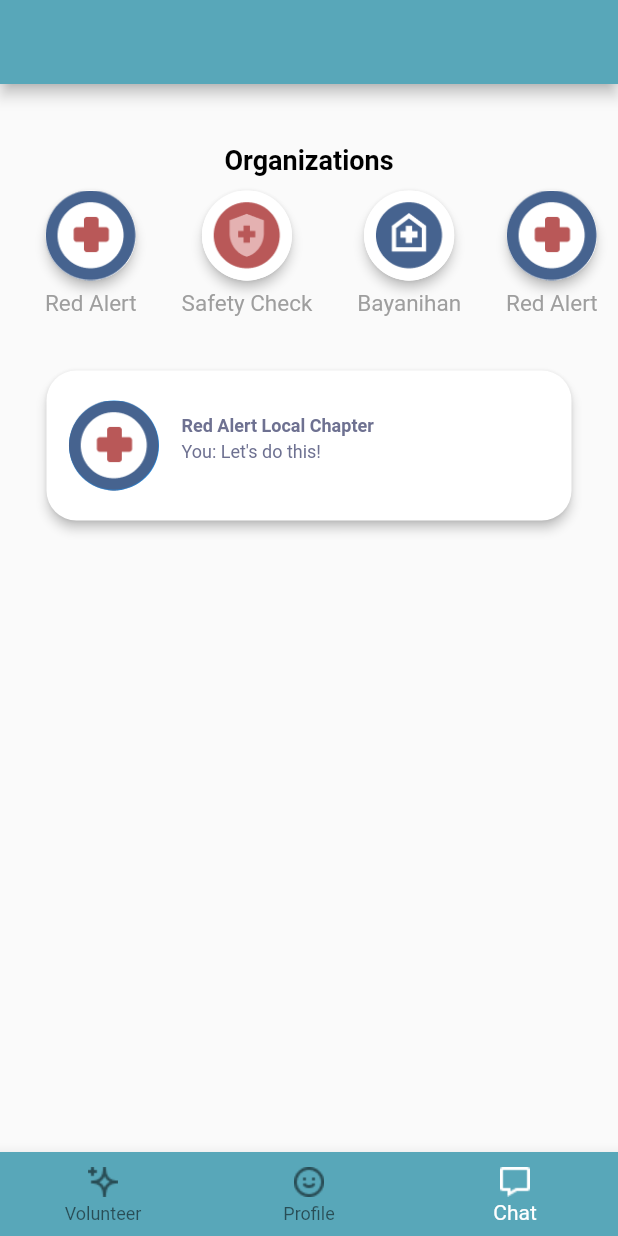
After one commit to EruelUrsua/HelpJuan, a Flutter app: the screen it shows once a user with an empty profile is signed in, item 3 of the bottom bar chosen, on a phone screen of 412 x 824 dp. The commit adds this screen. Run offline on Flutter 3.47's test engine with Material 2 defaults, Android fonts, the phone set to English and light mode, and no system bars; our stand-ins replace firebase_auth, firebase_core; missing offline and left inert: firebase_ui_auth; accounts and stored records are empty; Roboto replaces fonts that are missing (Questrial).

Commit message:
created chat.dart and chatconvo.dart
pages for chat selection and chat conversations
added navbar images

```diff
--- a/lib/bnav.dart
+++ b/lib/bnav.dart
@@ -1,5 +1,6 @@
 import 'package:flutter/material.dart';
 import 'package:solutions_challenge_app/VolunteeringOpportunities/volunteeringOpportunities.dart';
+import 'package:solutions_challenge_app/chat/chat.dart';
 import 'package:solutions_challenge_app/profile.dart';
 
 class Nav extends StatefulWidget {
@@ -12,6 +13,7 @@ class _NavState extends State<Nav> {
   List<Widget> _widgetOptions = <Widget>[
     VolunteeringOpportunitiesPage(),
     profile(),
+    chatPage(),
   ];
 
   void _onItemTap(int index) {
@@ -32,15 +34,17 @@ class _NavState extends State<Nav> {
             type: BottomNavigationBarType.fixed,
             items: const <BottomNavigationBarItem>[
               BottomNavigationBarItem(
-                icon: Icon(Icons.home),
+                icon: ImageIcon(
+                    AssetImage('assets/images/volunteer_inactive.png')),
                 label: 'Volunteer',
               ),
               BottomNavigationBarItem(
-                icon: Icon(Icons.face),
+                icon:
+                    ImageIcon(AssetImage('assets/images/profile_inactive.png')),
                 label: 'Profile',
               ),
               BottomNavigationBarItem(
-                icon: Icon(Icons.chat_bubble),
+                icon: ImageIcon(AssetImage('assets/images/chat_inactive.png')),
                 label: 'Chat',
               ),
             ],
--- /dev/null
+++ b/lib/chat/chat.dart
@@ -0,0 +1,168 @@
+import 'package:flutter/material.dart';
+
+class chatPage extends StatefulWidget {
+  const chatPage({super.key});
+
+  @override
+  State<chatPage> createState() => _chatPageState();
+}
+
+class _chatPageState extends State<chatPage> {
+  final List<String> items = List.generate(5, (index) => "Item $index");
+  final List<String> name = [
+    'Red Alert',
+    'Safety Check',
+    'Bayanihan',
+    'Red Alert',
+    'Safety Check'
+  ];
+  final List<String> logo = [
+    'assets/images/RedOne.png',
+    'assets/images/SafetyOne.png',
+    'assets/images/BayanihanOne.png',
+    'assets/images/RedOne.png',
+    'assets/images/SafetyOne.png'
+  ];
+
+  @override
+  Widget build(BuildContext context) {
+    return Scaffold(
+      appBar: AppBar(),
+      body: SingleChildScrollView(
+        child: Column(
+          children: [
+            Container(
+              margin: EdgeInsets.only(top: 40),
+              child: Text(
+                'Organizations',
+                style: TextStyle(
+                  fontSize: 18,
+                  fontWeight: FontWeight.bold,
+                  color: Colors.black,
+                  fontFamily: 'Questrial',
+                ),
+              ),
+            ),
+            Container(
+              height: 115.0,
+              child: ListView.builder(
+                padding: EdgeInsets.only(left: 15.0),
+                scrollDirection: Axis.horizontal,
+                itemCount: items.length,
+                itemBuilder: (BuildContext context, int index) {
+                  return Padding(
+                    padding:
+                        EdgeInsets.symmetric(horizontal: 15.0, vertical: 10.0),
+                    child: Column(
+                      children: <Widget>[
+                        GestureDetector(
+                          onTap: () {
+                            // Navigator.push(
+                            //   context,
+                            //   MaterialPageRoute(
+                            //       builder: (context) => OrganizationPage()),
+                            // );
+                          },
+                          child: Material(
+                              child: CircleAvatar(
+                                radius: 30.0,
+                                backgroundColor: Colors.white,
+                                child: Image.asset(logo[index],
+                                    fit: BoxFit.contain),
+                              ),
+                              elevation: 3,
+                              shape: const CircleBorder(side: BorderSide.none)),
+                        ),
+                        SizedBox(height: 6.0),
+                        Text(
+                          name[index], // name of org
+                          style: TextStyle(
+                            color: Colors.grey,
+                            fontSize: 15.0,
+                          ),
+                        ),
+                      ],
+                    ),
+                  );
+                },
+              ),
+            ),
+            Padding(
+              padding: const EdgeInsets.only(left: 16.0, right: 16),
+              child: GestureDetector(
+                onTap: () {
+                  // Navigator.push(
+                  //     context,
+                  //     MaterialPageRoute(
+                  //         builder: (context) => OpportunitiesPage()));
+                },
+                child: Container(
+                  margin: EdgeInsets.only(top: 15),
+                  width: 350,
+                  height: 100,
+                  child: Material(
+                    elevation: 3,
+                    color: Colors.white,
+                    shadowColor: Colors.black,
+                    borderRadius: BorderRadius.circular(20),
+                    child: Padding(
+                      padding: const EdgeInsets.all(0),
+                      child: Column(
+                        children: [
+                          Row(
+                            crossAxisAlignment: CrossAxisAlignment.start,
+                            children: [
+                              Container(
+                                margin: EdgeInsets.only(left: 15, top: 20),
+                                child: CircleAvatar(
+                                  radius: 30,
+                                  backgroundColor: Colors.blue,
+                                  child: Image.asset(
+                                      'assets/images/RedAlert.png',
+                                      fit: BoxFit.contain),
+                                ),
+                              ),
+                              Column(
+                                crossAxisAlignment: CrossAxisAlignment.start,
+                                children: [
+                                  Container(
+                                    margin: EdgeInsets.only(top: 30, left: 15),
+                                    child: Text(
+                                      'Red Alert Local Chapter',
+                                      style: TextStyle(
+                                          fontSize: 12,
+                                          fontWeight: FontWeight.bold,
+                                          fontFamily: 'Questrial',
+                                          color: const Color(0xFF6E7191)),
+                                    ),
+                                  ),
+                                  Container(
+                                    margin: EdgeInsets.only(top: 3, left: 15),
+                                    child: Text(
+                                      "You: Let's do this!",
+                                      style: TextStyle(
+                                          fontSize: 12,
+                                          fontFamily: 'Questrial',
+                                          color: const Color(0xFF6E7191)),
+                                    ),
+                                  ),
+                                ],
+                              ),
+                              Column(
+                                children: [],
+                              )
+                            ],
+                          ),
+                        ],
+                      ),
+                    ),
+                  ),
+                ),
+              ),
+            ),
+          ],
+        ),
+      ),
+    );
+  }
+}
--- /dev/null
+++ b/lib/chat/chatconvo.dart
@@ -0,0 +1,17 @@
+import 'package:flutter/material.dart';
+
+class chatConvoPage extends StatefulWidget {
+  const chatConvoPage({super.key});
+
+  @override
+  State<chatConvoPage> createState() => _chatConvoPageState();
+}
+
+class _chatConvoPageState extends State<chatConvoPage> {
+  @override
+  Widget build(BuildContext context) {
+    return Column(
+      children: [SingleChildScrollView(), Container()],
+    );
+  }
+}
```
Also changed, not shown: assets/images/back.svg (added), assets/images/chat_active.png (added), assets/images/chat_inactive.png (added), assets/images/profile_active.png (added), assets/images/profile_inactive.png (added), assets/images/volunteer_active.png (added), assets/images/volunteer_inactive.png (added).
